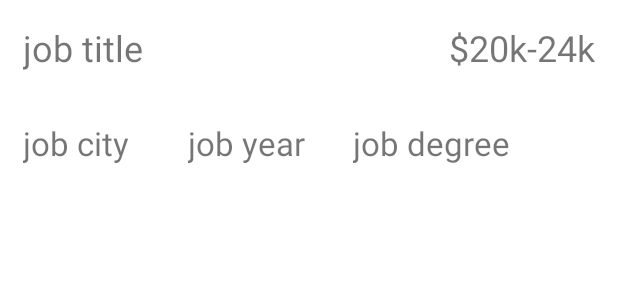
After one commit to SZYD717/Job_Match_App, an Android app: the layout view_home_job_list.xml on its own in the app's theme, with its tools: preview values and no code run, on a phone screen of 412 x 824 dp. The commit adds this screen. Shown: the top 300 px of the screen. Run offline under Robolectric (Android 15) with nearby library versions, the phone set to English and light mode, and no system bars; network calls fail.

Commit message:
首页列表现在可以正常显示，但没有调整格式和美化

```diff
--- a/app/src/main/res/layout/fragment_home.xml
+++ b/app/src/main/res/layout/fragment_home.xml
@@ -16,6 +16,7 @@
         android:layout_width="match_parent"
         android:layout_height="0dp"
         android:layout_marginBottom="60dp"
+        app:layoutManager="androidx.recyclerview.widget.LinearLayoutManager"
         app:layout_constraintBottom_toBottomOf="parent"
         app:layout_constraintTop_toBottomOf="@id/home_search"
         app:layout_constraintVertical_bias="1.0"
--- /dev/null
+++ b/app/src/main/res/layout/view_home_job_list.xml
@@ -0,0 +1,65 @@
+<?xml version="1.0" encoding="utf-8"?>
+<androidx.constraintlayout.widget.ConstraintLayout xmlns:android="http://schemas.android.com/apk/res/android"
+    xmlns:app="http://schemas.android.com/apk/res-auto"
+    xmlns:tools="http://schemas.android.com/tools"
+    android:layout_width="match_parent"
+    android:layout_height="120dp">
+
+    <TextView
+        android:id="@+id/jobTitleText"
+        android:layout_width="200dp"
+        android:layout_height="wrap_content"
+        android:layout_marginStart="15dp"
+        android:layout_marginTop="15dp"
+        android:text="job title"
+        android:textSize="24sp"
+        app:layout_constraintStart_toStartOf="parent"
+        app:layout_constraintTop_toTopOf="parent" />
+
+    <TextView
+        android:id="@+id/jobSalaryText"
+        android:layout_width="0dp"
+        android:layout_height="wrap_content"
+        android:layout_marginTop="15dp"
+        android:layout_marginEnd="15dp"
+        android:text="$20k-24k"
+        android:textAlignment="viewEnd"
+        android:textSize="24sp"
+        app:layout_constraintEnd_toEndOf="parent"
+        app:layout_constraintStart_toEndOf="@+id/jobTitleText"
+        app:layout_constraintTop_toTopOf="parent" />
+
+    <TextView
+        android:id="@+id/jobCityText"
+        android:layout_width="80dp"
+        android:layout_height="wrap_content"
+        android:layout_marginStart="15dp"
+        android:layout_marginBottom="10dp"
+        android:text="job city"
+        android:textSize="22sp"
+        app:layout_constraintBottom_toBottomOf="parent"
+        app:layout_constraintStart_toStartOf="parent" />
+
+    <TextView
+        android:id="@+id/jobYearText"
+        android:layout_width="80dp"
+        android:layout_height="wrap_content"
+        android:layout_marginStart="30dp"
+        android:layout_marginBottom="10dp"
+        android:text="job year"
+        android:textSize="22sp"
+        app:layout_constraintBottom_toBottomOf="parent"
+        app:layout_constraintStart_toEndOf="@+id/jobCityText" />
+
+    <TextView
+        android:id="@+id/jobDegreeText"
+        android:layout_width="120dp"
+        android:layout_height="wrap_content"
+        android:layout_marginStart="30dp"
+        android:layout_marginBottom="10dp"
+        android:text="job degree"
+        android:textSize="22sp"
+        app:layout_constraintBottom_toBottomOf="parent"
+        app:layout_constraintStart_toEndOf="@+id/jobYearText" />
+
+</androidx.constraintlayout.widget.ConstraintLayout>
```
Also changed, not shown: app/src/main/java/edu/comp7506/jobMatchApp/VO/HomepageVO.java (added, +133 -0 lines), app/src/main/java/edu/comp7506/jobMatchApp/activity/HomeFragment.java (+39 -1 lines), app/src/main/java/edu/comp7506/jobMatchApp/adapter/HomepageJobListAdapter.java (added, +85 -0 lines), app/src/main/java/edu/comp7506/jobMatchApp/service/HomeService.java (added, +43 -0 lines).
